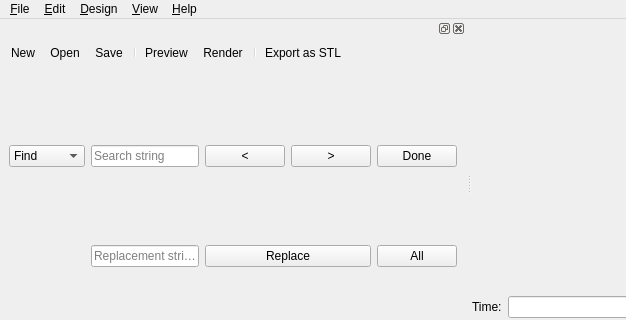
Qt form src/MainWindow.ui (openscad/openscad) before a commit; both pictures show x 0 to 626 and y 0 to 320 of the 1397 by 586 pixel window.
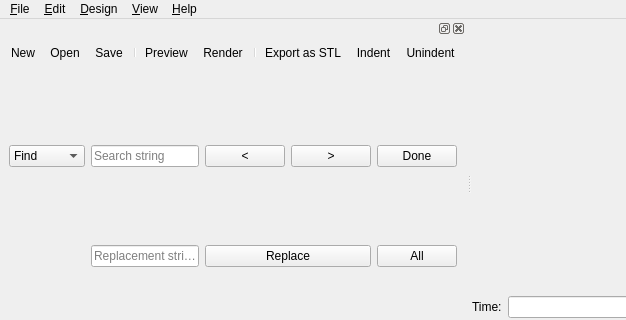
The same form after that commit. Icons and pictures are not drawn. Custom widgets are drawn as their Qt base class.

Commit message: indent unindent icons added

```diff
--- a/src/MainWindow.ui
+++ b/src/MainWindow.ui
@@ -346,6 +346,8 @@
        <addaction name="designActionRender"/>
        <addaction name="separator"/>
        <addaction name="designActionExportSTL"/>
+       <addaction name="editActionIndent"/>
+       <addaction name="editActionUnindent"/>
       </widget>
      </item>
      <item>
```
Left out of the diff: 35 changed lines with no effect on the pictures. The commit also changes 4 other files.
